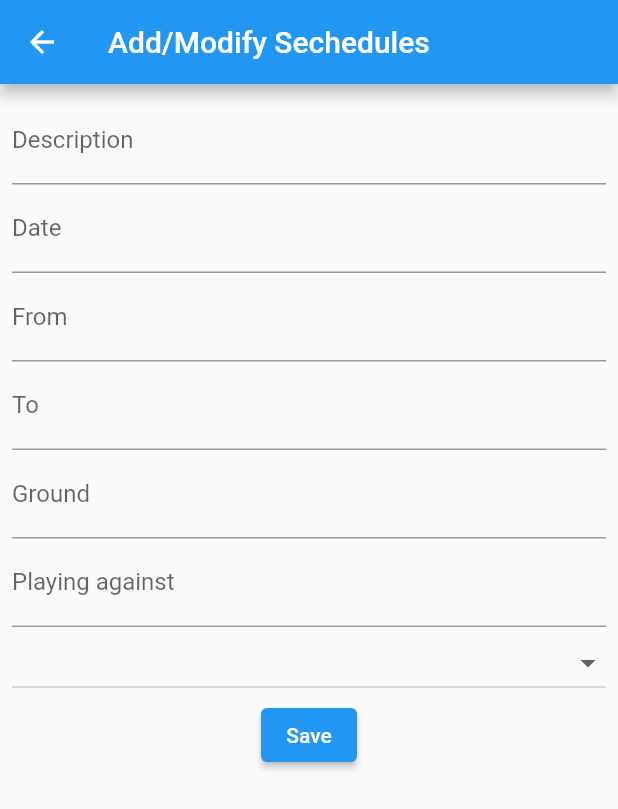
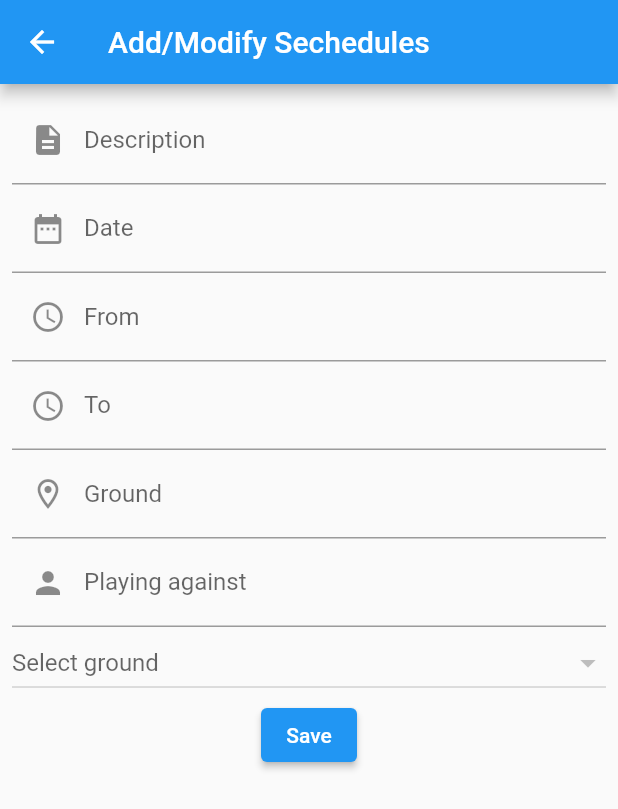
Before and after one commit to madhav292/mycricplay, a Flutter app: the SchedulesView screen opened directly, on a phone screen of 412 x 824 dp. Shown: the top 809 px of the screen. Run offline on Flutter 3.47's test engine with Material 2 defaults, Android fonts, the phone set to English and light mode, and no system bars; our stand-ins replace cached_network_image, cloud_firestore, firebase_auth, firebase_core, firebase_storage, get and 3 more; missing offline and left inert: dart:html, flutterfire_ui; accounts and stored records are empty.

Commit message:
check-in

```diff
--- a/lib/main.dart
+++ b/lib/main.dart
@@ -1,15 +1,9 @@
 import 'package:firebase_core/firebase_core.dart';
 import 'package:get/get.dart';
 import 'package:mycricplay/authentication/AuthGate.dart';
-import 'package:mycricplay/general/ImageUploads/MyCustomForm.dart';
-import 'package:mycricplay/general/ImageUploads/MyImageUploader.dart';
-import 'package:mycricplay/grounds/groundslist_screen.dart';
-import 'package:mycricplay/home/ProductList.dart';
-import 'package:mycricplay/home/home.dart';
 
 import 'package:mycricplay/matches/MatchDetails.dart';
 import 'package:flutter/material.dart';
-import 'package:mycricplay/products/Products.dart';
 import 'package:mycricplay/profile/view/ProfileView.dart';
 import 'firebase_options.dart';
 
--- a/lib/profile/controller/ProfileController.dart
+++ b/lib/profile/controller/ProfileController.dart
@@ -3,6 +3,8 @@ import 'package:firebase_auth/firebase_auth.dart';
 import 'package:flutter/material.dart';
 import 'package:get/get.dart';
 import 'package:mycricplay/profile/model/ProfileModel.dart';
+
+
 
 class ProfileController extends GetxController {
   final GlobalKey<FormState> profileFormKey = GlobalKey<FormState>();
@@ -18,6 +20,7 @@ class ProfileController extends GetxController {
 
   var profileList = [];
   late ProfileModel profileModel;
+
   late List<ProfileModel> profileModelList = [];
 
   Future<ProfileModel> getCurrentUser() async {
--- a/lib/schedules/view/SechedulesView.dart
+++ b/lib/schedules/view/SechedulesView.dart
@@ -3,20 +3,20 @@ import 'package:flutter/material.dart';
 import 'package:get/get.dart';
 import 'package:get/get_core/src/get_main.dart';
 import 'package:intl/intl.dart';
+import 'package:mycricplay/grounds/grounds_model.dart';
 import 'package:mycricplay/schedules/controllers/schedulescontroller.dart';
+import 'package:mycricplay/utils/CustomDateTimeUtil.dart';
 
 class SchedulesView extends StatelessWidget {
-  late SchedulesController controller ;
+  late SchedulesController controller;
 
   List<String> list = <String>['One', 'Two', 'Three', 'Four'];
 
   SchedulesView({Key? key}) : super(key: key);
 
-
   @override
   Widget build(BuildContext context) {
     controller = Get.put(SchedulesController());
-
 
     return Scaffold(
       appBar: AppBar(
@@ -24,14 +24,18 @@ class SchedulesView extends StatelessWidget {
       ),
       body: Padding(
         padding: const EdgeInsets.all(8.0),
+        child: SingleChildScrollView(
           child: Form(
             key: controller.fromKey,
             child: Column(
               children: [
                 TextFormField(
                   controller: controller.descriptionController,
-                decoration: const InputDecoration(label: Text('Description')),
-
+                  decoration: const InputDecoration(
+                    label: Text('Description'),
+                    prefixIcon: Icon(Icons.description),
+                  ),
+                  maxLines: null,
                   onSaved: (value) {
                     controller.model.description = value!;
                   },
@@ -58,7 +62,8 @@ class SchedulesView extends StatelessWidget {
                       controller.model.date = formattedDate;
                     }
                   },
-                decoration: const InputDecoration(label: Text('Date')),
+                  decoration: const InputDecoration(
+                      label: Text('Date'), prefixIcon: Icon(Icons.date_range)),
                   onSaved: (value) {
                     controller.model.date = value!;
                   },
@@ -71,18 +76,16 @@ class SchedulesView extends StatelessWidget {
                 TextFormField(
                   controller: controller.fromTimeController,
                   onTap: () async {
-                  ///Time
-                  TimeOfDay timeOfDay = TimeOfDay.now();
-                  var time = await showTimePicker(
-                      context: context, initialTime: timeOfDay);
-
-                  if (time != null) {
-
-                    controller.fromTimeController.text = time.toString();
-                    controller.model.fromTime = time.toString();
+                    var timeStr = await CustomDateTimeUtil()
+                        .getTimeStr12HrsFormat(context);
+                    if (timeStr != '') {
+                      controller.fromTimeController.text = timeStr;
+                      controller.model.fromTime = timeStr;
                     }
                   },
-                decoration: const InputDecoration(label: Text('From ')),
+                  decoration: const InputDecoration(
+                      label: Text('From '),
+                      prefixIcon: Icon(Icons.access_time_outlined)),
                   onSaved: (value) {
                     controller.model.fromTime = value!;
                   },
@@ -95,12 +98,17 @@ class SchedulesView extends StatelessWidget {
                 TextFormField(
                   controller: controller.toTimeController,
                   onTap: () async {
-                  ///Time
-                  TimeOfDay timeOfDay = TimeOfDay.now();
-                  var time = await showTimePicker(
-                      context: context, initialTime: timeOfDay);
+                    var timeStr = await CustomDateTimeUtil()
+                        .getTimeStr12HrsFormat(context);
+
+                    if (timeStr != '') {
+                      controller.toTimeController.text = timeStr;
+                      controller.model.toTime = timeStr;
+                    }
                   },
-                decoration: const InputDecoration(label: Text('To')),
+                  decoration: const InputDecoration(
+                      label: Text('To'),
+                      prefixIcon: Icon(Icons.access_time_outlined)),
                   onSaved: (value) {
                     controller.model.toTime = value!;
                   },
@@ -112,7 +120,9 @@ class SchedulesView extends StatelessWidget {
                 ),
                 TextFormField(
                   controller: controller.groundNameController,
-                decoration: const InputDecoration(label: Text('Ground')),
+                  decoration: const InputDecoration(
+                      label: Text('Ground'),
+                      prefixIcon: Icon(Icons.location_on_outlined)),
                   onSaved: (value) {
                     controller.model.groundName = value!;
                   },
@@ -121,12 +131,13 @@ class SchedulesView extends StatelessWidget {
                       return 'Please select Ground';
                     }
                   },
-
                 ),
                 TextFormField(
+
                   controller: controller.teamNameController,
-                decoration:
-                    const InputDecoration(label: Text('Playing against')),
+                  decoration: const InputDecoration(
+                      label: Text('Playing against'),
+                      prefixIcon: Icon(Icons.person)),
                   onSaved: (value) {
                     controller.model.teamName = value!;
                   },
@@ -136,24 +147,25 @@ class SchedulesView extends StatelessWidget {
                     }
                   },
                 ),
+                DropdownButton(
+                  hint: Text('Select ground'),
 
-              DropdownButton(
-                isExpanded: true  ,
-
-                  items: list.map<DropdownMenuItem<String>>((String value) {
-                return DropdownMenuItem<String>(
-                  value: value,
-                  child: Text(value),
-                );
-              }).toList(),
-                  onChanged: (value){
-
+                    isExpanded: true,
+                    items: controller.groundsModelList
+                        .map((e) => DropdownMenuItem(
+                            child: Text(e.groundName), value: e.groundName))
+                        .toList(),
+                    onChanged: (value) {
                       controller.model.teamName = value.toString();
                     }),
-              ElevatedButton(onPressed: () {
+                ElevatedButton(
+                  onPressed: () {
                     controller.saveData();
-              }, child: const Text('Save'))
+                  },
+                  child: const Text('Save'),
+                ),
               ],
+            ),
           ),
         ),
       ),
--- a/lib/schedules/view/schedulelist_screen.dart
+++ b/lib/schedules/view/schedulelist_screen.dart
@@ -1,39 +1,32 @@
 import 'package:cloud_firestore/cloud_firestore.dart';
+import 'package:firebase_storage/firebase_storage.dart';
 import 'package:flutter/cupertino.dart';
 import 'package:flutter/material.dart';
 import 'package:get/get.dart';
 import 'package:get/get_core/src/get_main.dart';
 import 'package:mycricplay/general/ScreenLoading/loading_screen.dart';
+import 'package:mycricplay/grounds/grounds_model.dart';
 import 'package:mycricplay/schedules/controllers/schedulescontroller.dart';
 import 'package:mycricplay/schedules/models/schedulemodel.dart';
 import 'package:mycricplay/schedules/view/SechedulesView.dart';
 
 import '../../matches/MatchDetails.dart';
 
-class ScheduleList extends StatefulWidget {
-  const ScheduleList({Key? key}) : super(key: key);
+class ScheduleList extends StatelessWidget {
+   ScheduleList({Key? key}) : super(key: key);
 
-  @override
-  State<ScheduleList> createState() => _ScheduleListState();
-}
+  late List<MatchDetails> listItems;
 
-class _ScheduleListState extends State<ScheduleList> {
-  late List<MatchDetails> listItems;
   late SchedulesController controller;
+
+   List<GroundsModel> groundsModelList = [];
+
 
 
   @override
-  void initState() {
+  Widget build(BuildContext context) {
     controller = Get.put(SchedulesController());
-  }
 
-  @override
-  void dispose() {
-    controller.dispose();
-  }
-
-  @override
-  Widget build(BuildContext context) {
 
 
     Widget cardSample(ScheduleModel model) {
@@ -76,6 +69,18 @@ class _ScheduleListState extends State<ScheduleList> {
               ),
             ),
 
+            SingleChildScrollView(scrollDirection: Axis.horizontal,
+              child: Row(
+                children: [ Text('In:    '),
+                 ],
+              ),
+            ),
+            Row(
+              children: [ Text('Out: '),
+                Icon(Icons.person),Icon(Icons.person),Icon(Icons.person)],
+            )
+
+
           ],
         ),
       );
@@ -88,7 +93,7 @@ class _ScheduleListState extends State<ScheduleList> {
         home: Scaffold(
           floatingActionButton: IconButton(
             iconSize: 50,
-            icon: Icon(Icons.add),
+            icon: const Icon(Icons.add),
             onPressed: () {
               Get.to(SchedulesView());
             },
@@ -122,4 +127,4 @@ class _ScheduleListState extends State<ScheduleList> {
         ),
       );
     }
-  }
+}
```
Also changed, not shown: lib/home/home.dart (+6 -3 lines), lib/schedules/controllers/schedulescontroller.dart (+9 -2 lines), lib/utils/CustomDateTimeUtil.dart (added, +21 -0 lines). Lines whose indentation alone changed are shown as unchanged.
